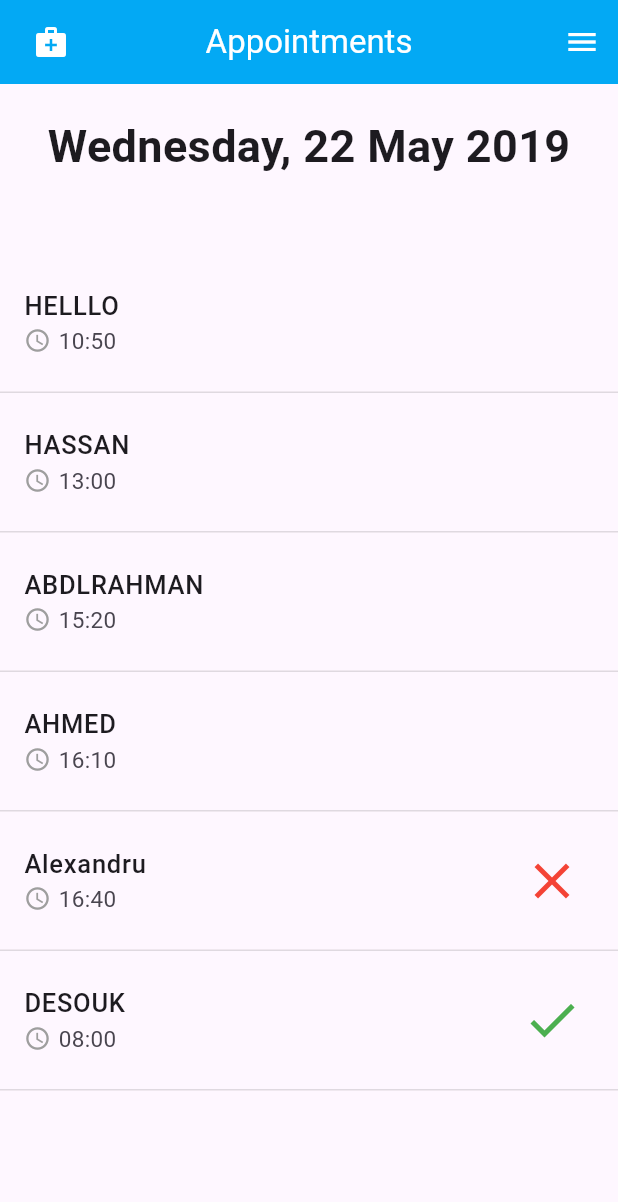
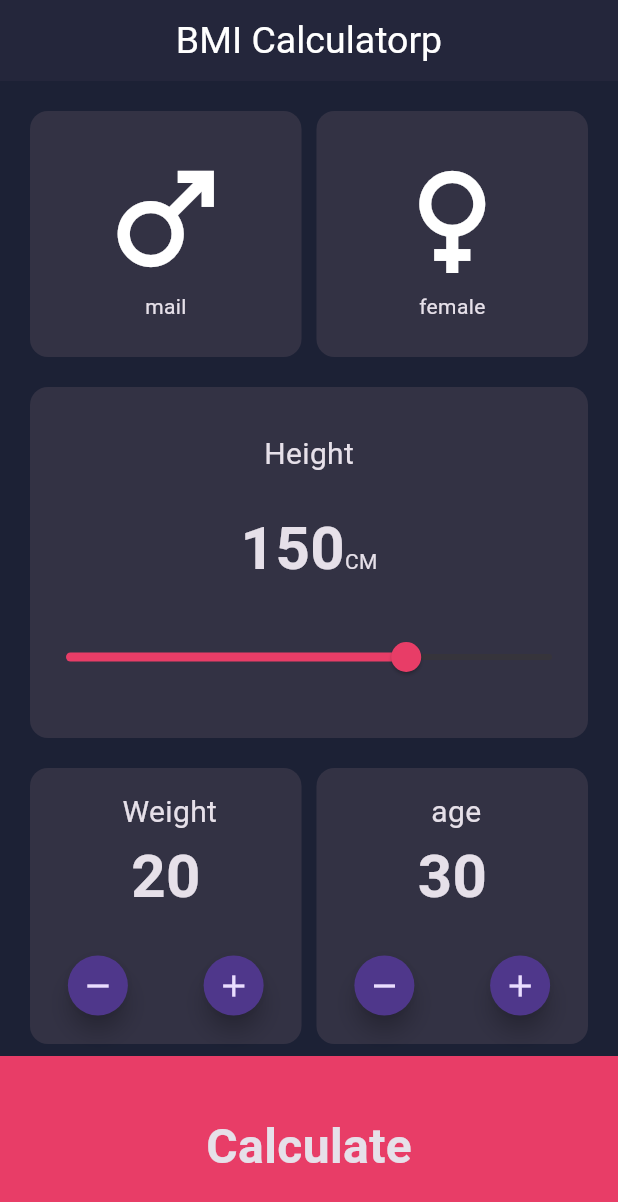
Before and after one commit to hassanEbrahim-h/frist_progect, a Flutter app: the screen it shows after launch, on a phone screen of 412 x 824 dp. Shown: the top 1202 px of the screen. Run offline on Flutter 3.47's test engine with Material 3 defaults, Android fonts, the light colour scheme and no system bars.

Commit message:
Initial commit

```diff
--- /dev/null
+++ b/lib/BMI_APP.dart
@@ -0,0 +1,21 @@
+ import 'package:flutter/material.dart';
+import 'package:frist_progect/SCREAN.dart';
+
+import '';
+class BmiApp extends StatelessWidget {
+  const BmiApp({super.key});
+
+  @override
+  Widget build(BuildContext context) {
+    return MaterialApp(
+      theme: ThemeData(
+        brightness: Brightness.dark,
+        scaffoldBackgroundColor:  Color(0xff1c2135),
+      ),
+      home: home_screen(
+
+      ),
+
+    );
+  }
+}
--- /dev/null
+++ b/lib/SCREAN.dart
@@ -0,0 +1,98 @@
+
+import 'package:flutter/material.dart';
+import 'package:frist_progect/male_female.dart';
+
+import 'age.dart';
+import 'custmar_appbar_bmi.dart';
+
+class home_screen extends StatelessWidget {
+  const home_screen({super.key});
+
+  @override
+  Widget build(BuildContext context) {
+    return Scaffold(
+      appBar:abbBar(),
+      body: Padding(
+        padding: const EdgeInsets.all(20.0),
+        child: Column(
+          children: [
+            Row(
+              children: [
+                 grande(ICON: Icons.male,title: "mail",),
+                SizedBox(width: 10),
+                grande(title: 'female', ICON: Icons.female,),
+              ],
+            ),
+            SizedBox(height: 20,),
+            Container(
+              padding:EdgeInsets.symmetric(vertical: 30) ,
+              decoration:BoxDecoration(
+                color: Color(0xff333244),
+                borderRadius: BorderRadius.circular(12),
+
+              ),
+
+              child:Column(
+                spacing:20,
+                children: [
+                  Text("Height" ,style: TextStyle(
+                    fontSize: 20,
+                    fontWeight: FontWeight.w400
+                  ),),
+
+
+                  Text.rich(TextSpan(
+                   children:[
+                     TextSpan(
+                       text:"150",style: TextStyle(
+                      fontSize: 40,
+                      fontWeight: FontWeight.w700,),
+
+
+                  ),
+                   TextSpan(
+                     text: "CM",style: TextStyle(
+                     fontSize: 14,
+                   )
+                   ),
+                   ],
+                  ),),
+                  Slider(value: .7, onChanged: (value){},
+                  activeColor: Color(0xffE83D67),)
+                ],
+              ),
+            ),
+            SizedBox(height: 20,),
+            Row(
+
+              children: [
+
+                Age(title: ' Weight', text: 20, ICON: Icons.add, icon: Icons.remove,),
+                SizedBox(width: 10,),
+                Age(title: ' age', text: 30, ICON: Icons.add, icon: Icons.remove,),
+
+
+              ],
+            )
+          ],
+        ),
+      ),
+       bottomNavigationBar:Container(
+        color: Color(0xffE83D67),
+         alignment:Alignment.center,
+         height: 120,
+         child:
+
+             Text("Calculate",
+             style: TextStyle(
+               fontSize: 32,
+               fontWeight: FontWeight.w600,
+
+             ),),
+
+
+       ),
+
+    );
+  }
+}
--- /dev/null
+++ b/lib/age.dart
@@ -0,0 +1,58 @@
+
+
+
+import 'package:flutter/material.dart';
+
+class Age extends StatelessWidget  {
+  final String title;
+  final int text;
+  final IconData ICON;
+  final IconData icon;
+  const Age({super.key ,required this.title, required this.text,required this.ICON,
+  required this.icon});
+
+  @override
+  Widget build(BuildContext context) {
+    return   Expanded(child:
+    Container(
+
+      padding:EdgeInsets.symmetric(vertical: 15) ,
+      decoration:BoxDecoration(
+        color: Color(0xff333244),
+        borderRadius: BorderRadius.circular(12),
+      ),
+      child: Column(
+        children: [
+          Text(title,style: TextStyle(
+            fontSize: 20,
+          ),),
+          SizedBox(width: 10,),
+          Text(text.toString() ,style: TextStyle(
+            fontSize: 40,
+            fontWeight:FontWeight.w700,
+          ),),
+          SizedBox(height: 20,),
+          Row(
+            mainAxisAlignment: MainAxisAlignment.spaceAround,
+            children: [
+              FloatingActionButton.small(onPressed: (){},
+                shape:RoundedRectangleBorder(
+                  borderRadius: BorderRadius.circular(100),
+                ),
+                child: Icon(icon),
+              ),
+              FloatingActionButton.small(onPressed: (){},
+                shape:RoundedRectangleBorder(
+                  borderRadius: BorderRadius.circular(100),
+                ),
+                child: Icon(ICON),
+              ),
+
+            ],
+          )
+        ],
+      ),
+    ),
+    );
+  }
+}
--- /dev/null
+++ b/lib/custmar_appbar_bmi.dart
@@ -0,0 +1,27 @@
+
+
+
+import 'package:flutter/material.dart';
+
+class abbBar extends StatelessWidget implements PreferredSizeWidget {
+  const abbBar({super.key});
+
+  @override
+  Widget build(BuildContext context) {
+    return AppBar(
+    centerTitle: true,
+    title: Text("BMI Calculatorp",
+    style: TextStyle(
+    fontSize: 25,
+    color: Colors.white
+    )
+    ),
+    backgroundColor: Color(0xff24263B),
+
+    );
+  }
+
+  @override
+  // TODO: implement preferredSize
+  Size get preferredSize =>  Size.fromHeight(54);
+}
--- a/lib/main.dart
+++ b/lib/main.dart
@@ -1,12 +1,12 @@
 
 
 import 'package:flutter/material.dart';
-import 'package:frist_progect/EL%20TASK%202.dart';
-//import 'package:frist_progect/ELTASK%201.dart';
-//import 'package:frist_progect/EL%20TASK%203.dart';
+import 'package:frist_progect/BMI_APP.dart';
+
 
 void main() {
-runApp(MaterialApp(
-  home:ELTA2SK () ,
+runApp(BmiApp(
+
 ));
+
 }
--- /dev/null
+++ b/lib/male_female.dart
@@ -0,0 +1,32 @@
+
+
+
+import 'package:flutter/material.dart';
+
+class grande extends StatelessWidget {
+  final String title;
+  final IconData ICON;
+  const grande({super.key, required this.title,required this.ICON});
+
+  @override
+  Widget build(BuildContext context) {
+    return Expanded(
+
+      child: Container(
+        padding:EdgeInsets.all(24) ,
+
+        decoration:BoxDecoration(
+          color: Color(0xff333244),
+          borderRadius: BorderRadius.circular(12),
+        ),
+        child: Column(
+
+          children: [
+            Icon(ICON,size: 96,),
+            Text(title)
+          ],
+        ),
+      ),
+    );
+  }
+}
```
Also changed, not shown: assets/image/134025.jpg (added), assets/image/IMG-20250419-WA0004[1].jpg (added).
